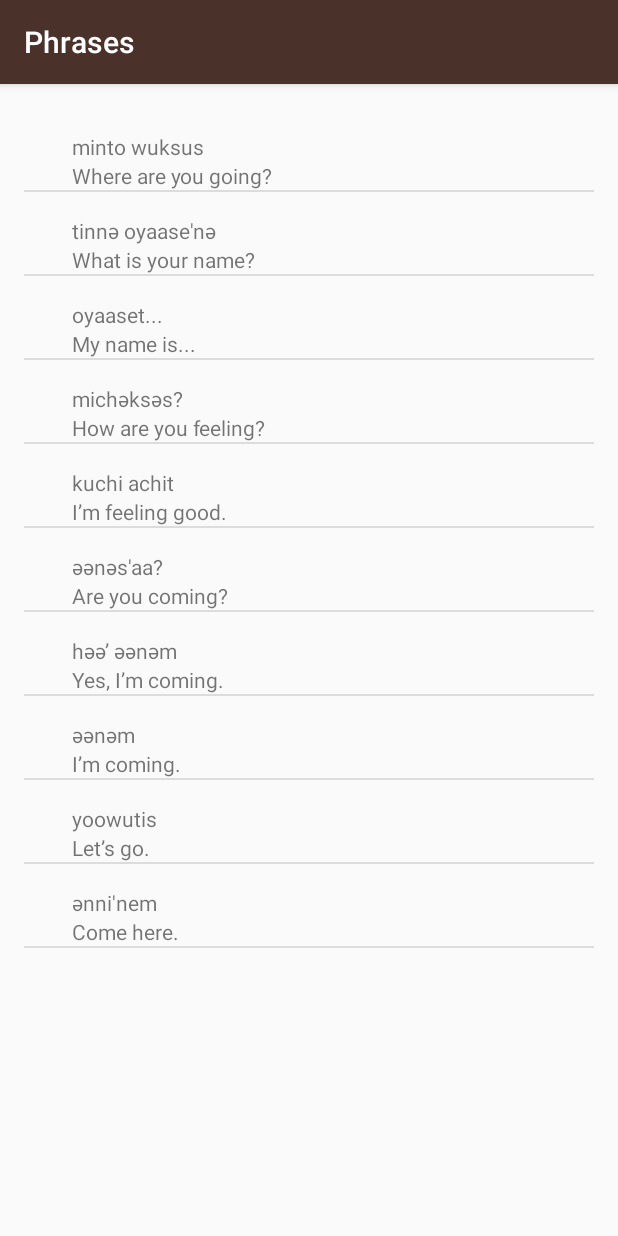
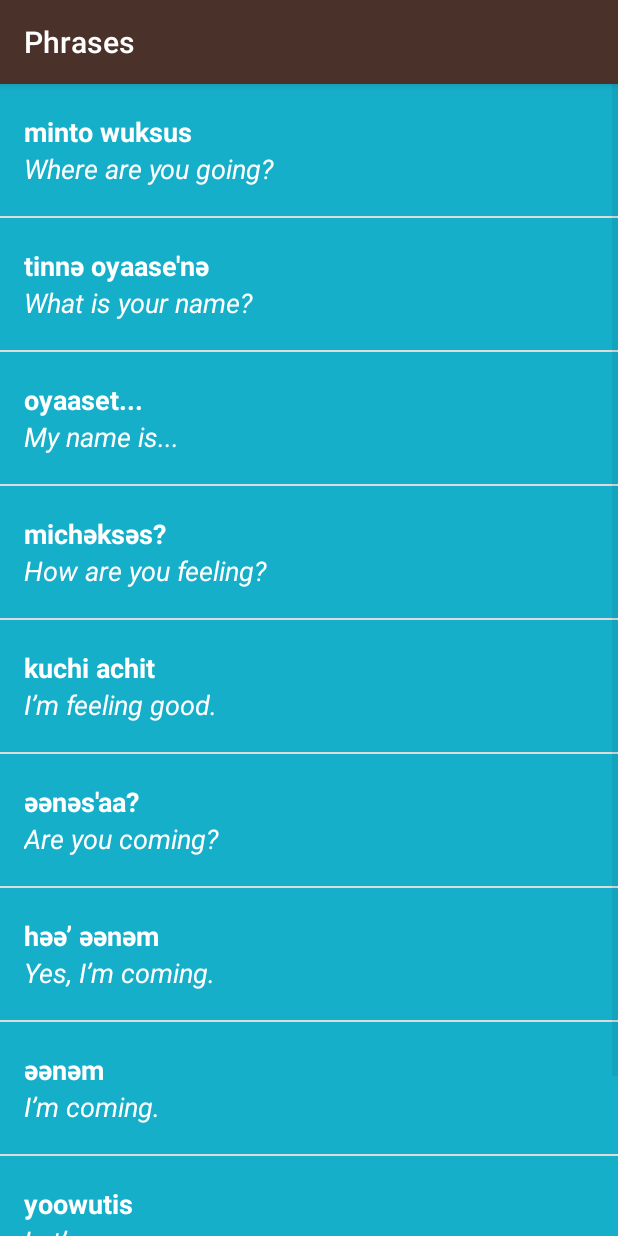
Before and after one commit to PeterCai7/Miwok_Language_Translation_App, an Android app: the PhrasesTranslationActivity screen opened directly, with no data from a screen before it, on a phone screen of 412 x 824 dp. Run offline under Robolectric (Android 15) with nearby library versions, the phone set to English and light mode, and no system bars.

Commit message:
Finished visual polish

```diff
--- a/app/src/main/java/com/example/android/miwok/ColorsTranslationActivity.java
+++ b/app/src/main/java/com/example/android/miwok/ColorsTranslationActivity.java
@@ -11,7 +11,7 @@ public class ColorsTranslationActivity extends AppCompatActivity {
     @Override
     protected void onCreate(Bundle savedInstanceState) {
         super.onCreate(savedInstanceState);
-        setContentView(R.layout.activity_colors_translation);
+        setContentView(R.layout.word_list);
 
         // Create a list of colors
         ArrayList<Word> words = new ArrayList<Word>();
@@ -26,7 +26,7 @@ public class ColorsTranslationActivity extends AppCompatActivity {
 
         // Create an {@link WordAdapter}, whose data source is a list of {@link Word}s. The
         // adapter knows how to create list items for each item in the list.
-        WordAdapter adapter = new WordAdapter(this, words);
+        WordAdapter adapter = new WordAdapter(this, words, R.color.category_colors);
 
         // Find the {@link ListView} object in the view hierarchy of the {@link Activity}.
         // There should be a {@link ListView} with the view ID called list, which is declared in the
--- a/app/src/main/java/com/example/android/miwok/FamilyTranslationActivity.java
+++ b/app/src/main/java/com/example/android/miwok/FamilyTranslationActivity.java
@@ -11,7 +11,7 @@ public class FamilyTranslationActivity extends AppCompatActivity {
     @Override
     protected void onCreate(Bundle savedInstanceState) {
         super.onCreate(savedInstanceState);
-        setContentView(R.layout.activity_family_translation);
+        setContentView(R.layout.word_list);
 
         //Create a list of family members words
         ArrayList<Word> words = new ArrayList<Word>();
@@ -28,7 +28,7 @@ public class FamilyTranslationActivity extends AppCompatActivity {
 
         // Create an {@link WordAdapter}, whose data source is a list of {@link Word}s. The
         // adapter knows how to create list items for each item in the list.
-        WordAdapter adapter = new WordAdapter(this, words);
+        WordAdapter adapter = new WordAdapter(this, words, R.color.category_family);
 
         // Find the {@link ListView} object in the view hierarchy of the {@link Activity}.
         // There should be a {@link ListView} with the view ID called list, which is declared in the
--- a/app/src/main/java/com/example/android/miwok/NumbersTranslationActivity.java
+++ b/app/src/main/java/com/example/android/miwok/NumbersTranslationActivity.java
@@ -3,6 +3,7 @@ package com.example.android.miwok;
 import android.support.v7.app.AppCompatActivity;
 import android.os.Bundle;
 import android.util.Log;
+import android.view.View;
 import android.widget.ArrayAdapter;
 import android.widget.LinearLayout;
 import android.widget.ListView;
@@ -20,7 +21,7 @@ public class NumbersTranslationActivity extends AppCompatActivity {
     @Override
     protected void onCreate(Bundle savedInstanceState) {
         super.onCreate(savedInstanceState);
-        setContentView(R.layout.activity_numbers_translation);
+        setContentView(R.layout.word_list);
 
         // Create a list of words
         ArrayList<Word> words = new ArrayList<Word>();
@@ -45,9 +46,8 @@ public class NumbersTranslationActivity extends AppCompatActivity {
             wordView.setText(iterator.next());
             rootView.addView(wordView);
         }*/
-        WordAdapter itemsAdaptor = new WordAdapter(this, words);
+        WordAdapter itemsAdaptor = new WordAdapter(this, words, R.color.category_numbers);
         ListView listView = (ListView) findViewById(R.id.list);
         listView.setAdapter(itemsAdaptor);
-
     }
 }
--- a/app/src/main/java/com/example/android/miwok/PhrasesTranslationActivity.java
+++ b/app/src/main/java/com/example/android/miwok/PhrasesTranslationActivity.java
@@ -11,7 +11,7 @@ public class PhrasesTranslationActivity extends AppCompatActivity {
     @Override
     protected void onCreate(Bundle savedInstanceState) {
         super.onCreate(savedInstanceState);
-        setContentView(R.layout.activity_phrases_translation);
+        setContentView(R.layout.word_list);
 
         // Create a list of phrases
         ArrayList<Word> words = new ArrayList<Word>();
@@ -28,7 +28,7 @@ public class PhrasesTranslationActivity extends AppCompatActivity {
 
         // Create an {@link WordAdapter}, whose data source is a list of {@link Word}s. The
         // adapter knows how to create list items for each item in the list.
-        WordAdapter adapter = new WordAdapter(this, words);
+        WordAdapter adapter = new WordAdapter(this, words, R.color.category_phrases);
 
         // Find the {@link ListView} object in the view hierarchy of the {@link Activity}.
         // There should be a {@link ListView} with the view ID called list, which is declared in the
--- a/app/src/main/java/com/example/android/miwok/WordAdapter.java
+++ b/app/src/main/java/com/example/android/miwok/WordAdapter.java
@@ -3,17 +3,22 @@ package com.example.android.miwok;
 import android.app.Activity;
 import android.support.annotation.NonNull;
 import android.support.annotation.Nullable;
+import android.support.v4.content.ContextCompat;
 import android.view.LayoutInflater;
 import android.view.View;
 import android.view.ViewGroup;
 import android.widget.ArrayAdapter;
 import android.widget.ImageView;
+import android.widget.LinearLayout;
 import android.widget.TextView;
 
 import java.util.ArrayList;
 
 public class WordAdapter extends ArrayAdapter<Word> {
 
+    // This field stores the Resource id of backgroud color of text view inside of list item layout
+    // for each categories.
+    private int backgroundColorId;
     /**
      * This is our own custom constructor (it doesn't mirror a superclass constructor).
      * The context is used to inflate the layout file, and the list is the data we want
@@ -22,12 +27,13 @@ public class WordAdapter extends ArrayAdapter<Word> {
      * @param context The current context. Used to inflate the layout file.
      * @param wordsList A List of word objects to display in a list
      */
-    public WordAdapter(Activity context, ArrayList<Word> wordsList) {
+    public WordAdapter(Activity context, ArrayList<Word> wordsList, int colorId) {
         // Here, we initialize the ArrayAdapter's internal storage for the context and the list.
         // the second argument is used when the ArrayAdapter is populating a single TextView.
         // Because this is a custom adapter for two TextViews and an ImageView, the adapter is not
         // going to use this second argument, so it can be any value. Here, we used 0.
         super(context, 0, wordsList);
+        backgroundColorId = colorId;
     }
 
     /**
@@ -48,6 +54,10 @@ public class WordAdapter extends ArrayAdapter<Word> {
             listItemView = LayoutInflater.from(getContext()).inflate(
                     R.layout.words_list_item, parent, false);
         }
+        //set backgroud color for parent linear layout of two text views
+        LinearLayout linearLayout= (LinearLayout) listItemView.findViewById(R.id.text_container);
+        int colorHex = ContextCompat.getColor(getContext(), backgroundColorId);
+        linearLayout.setBackgroundColor(colorHex);
 
         // Get the {@link AndroidFlavor} object located at this position in the list
         Word currentWord = getItem(position);
--- a/app/src/main/res/layout/activity_phrases_translation.xml
+++ /dev/null
@@ -1,12 +0,0 @@
-<?xml version="1.0" encoding="utf-8"?>
-<ListView xmlns:android="http://schemas.android.com/apk/res/android"
-    xmlns:tools="http://schemas.android.com/tools"
-    android:id="@+id/list"
-    android:orientation="vertical"
-    android:layout_width="match_parent"
-    android:layout_height="match_parent"
-    android:paddingBottom="@dimen/activity_vertical_margin"
-    android:paddingLeft="@dimen/activity_horizontal_margin"
-    android:paddingRight="@dimen/activity_horizontal_margin"
-    android:paddingTop="@dimen/activity_vertical_margin"
-    tools:context="com.example.android.miwok.PhrasesTranslationActivity"/>
--- a/app/src/main/res/layout/activity_colors_translation.xml
+++ b/app/src/main/res/layout/word_list.xml
@@ -5,8 +5,4 @@
     android:orientation="vertical"
     android:layout_width="match_parent"
     android:layout_height="match_parent"
-    android:paddingBottom="@dimen/activity_vertical_margin"
-    android:paddingLeft="@dimen/activity_horizontal_margin"
-    android:paddingRight="@dimen/activity_horizontal_margin"
-    android:paddingTop="@dimen/activity_vertical_margin"
     tools:context="com.example.android.miwok.NumbersTranslationActivity"/>
--- a/app/src/main/res/layout/words_list_item.xml
+++ b/app/src/main/res/layout/words_list_item.xml
@@ -4,13 +4,12 @@
     android:orientation="horizontal"
     android:layout_width="match_parent"
     android:layout_height="match_parent"
-    android:paddingTop="16dp"
-    android:paddingLeft="16dp">
+    android:minHeight="@dimen/list_item_height_width"
+    android:background="@color/tan_background">
     <ImageView
         android:id="@+id/list_item_icon"
-        android:layout_width="wrap_content"
-        android:layout_height="wrap_content"
-        android:src="@mipmap/ic_launcher"/>
+        android:layout_width="@dimen/list_item_height_width"
+        android:layout_height="@dimen/list_item_height_width"/>
     <LinearLayout
         android:id="@+id/text_container"
         android:layout_width="match_parent"
@@ -20,12 +19,22 @@
         <TextView
             android:id="@+id/miwok_text_view"
             android:layout_width="match_parent"
-            android:layout_height="wrap_content"
+            android:layout_height="0dp"
+            android:layout_weight="1"
+            android:textAppearance="?android:textAppearanceMedium"
+            android:textColor="@android:color/white"
+            android:textStyle="bold"
+            android:gravity="bottom"
             tools:text="lutti"/>
         <TextView
             android:id="@+id/default_text_view"
             android:layout_width="match_parent"
-            android:layout_height="wrap_content"
+            android:layout_height="0dp"
+            android:layout_weight="1"
+            android:textAppearance="?android:textAppearanceMedium"
+            android:textColor="@android:color/white"
+            android:textStyle="italic"
+            android:gravity="top"
             tools:text="one"/>
     </LinearLayout>
 </LinearLayout>
--- a/app/src/main/res/values/dimens.xml
+++ b/app/src/main/res/values/dimens.xml
@@ -14,8 +14,8 @@
 -->
 <resources>
     <!-- Height of each list item -->
-    <dimen name="list_item_height">88dp</dimen>
+    <dimen name="list_item_height_width">88dp</dimen>
     <!-- Default screen margins, per the Android Design guidelines. -->
-    <dimen name="activity_horizontal_margin">16dp</dimen>
-    <dimen name="activity_vertical_margin">16dp</dimen>
+    <!--<dimen name="activity_horizontal_margin">16dp</dimen>
+    <dimen name="activity_vertical_margin">16dp</dimen>-->
 </resources>
--- a/app/src/main/res/values/styles.xml
+++ b/app/src/main/res/values/styles.xml
@@ -23,7 +23,7 @@
     <!-- Style for a category of vocabulary words -->
     <style name="CategoryStyle">
         <item name="android:layout_width">match_parent</item>
-        <item name="android:layout_height">@dimen/list_item_height</item>
+        <item name="android:layout_height">@dimen/list_item_height_width</item>
         <item name="android:gravity">center_vertical</item>
         <item name="android:padding">16dp</item>
         <item name="android:textColor">@android:color/white</item>
```
Also changed, not shown: app/src/main/res/layout/activity_family_translation.xml (deleted, +0 -12 lines), app/src/main/res/layout/activity_numbers_translation.xml (deleted, +0 -12 lines), app/src/main/res/values-w820dp/dimens.xml (deleted, +0 -20 lines).
